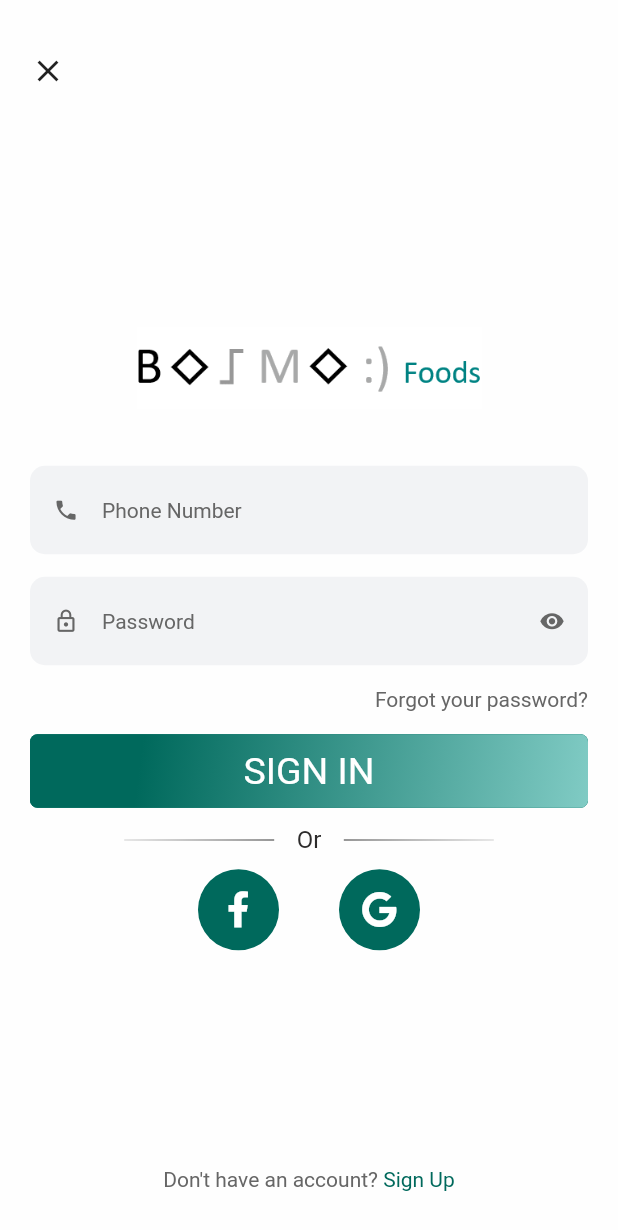
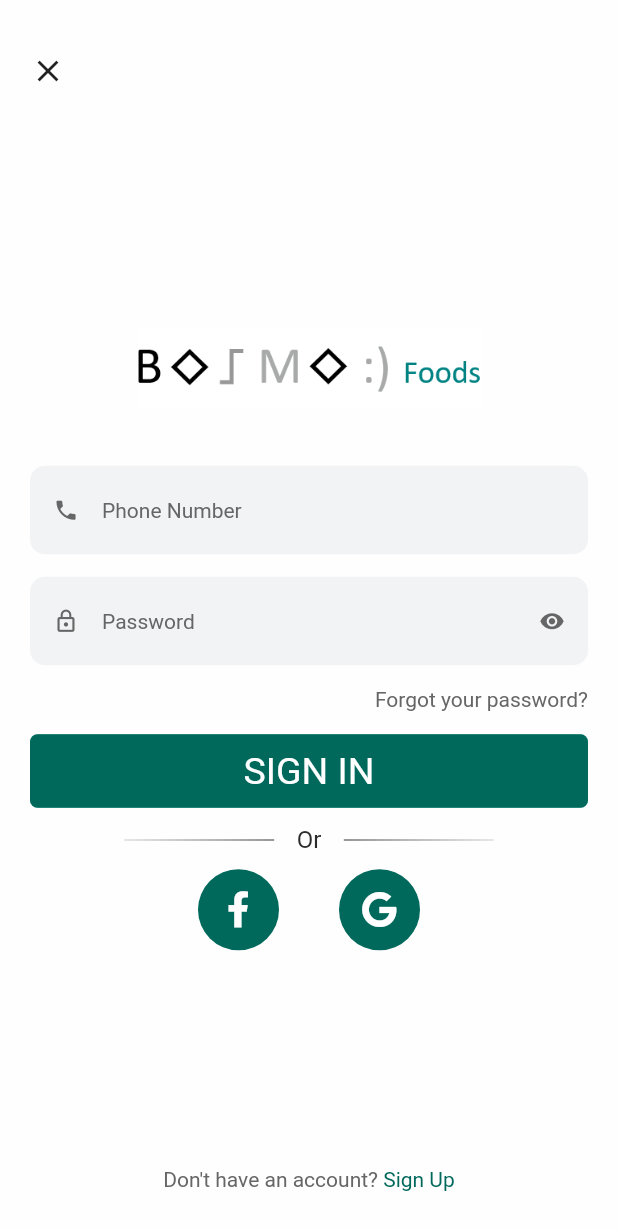
Before and after one commit to nerukanadun/foodD, a Flutter app: the screen it shows after launch, after a tap on the "notifications none" icon, on a phone screen of 412 x 824 dp. Shown: the top 1230 px of the screen. Run offline on Flutter 3.47's test engine with Material 2 defaults, Android fonts, the phone set to English and light mode, and no system bars; our stand-ins replace carousel_pro, device_preview, font_awesome_flutter; Roboto replaces fonts that are missing (Roboto-Light.ttf, WorkSansBold, WorkSansMedium).

Commit message:
Update SignInPage.dart

```diff
--- a/lib/pages/SignInPage.dart
+++ b/lib/pages/SignInPage.dart
@@ -200,12 +200,7 @@ class SignInButtonWidget extends StatelessWidget {
             color: Color(0xFF00695C),
           ),
         ],
-        gradient: new LinearGradient(
-            colors: [Color(0xFF00695C), Color(0xFF80CBC4)],
-            begin: const FractionalOffset(0.2, 0.2),
-            end: const FractionalOffset(1.0, 1.0),
-            stops: [0.0, 1.0],
-            tileMode: TileMode.clamp),
+
       ),
       child: MaterialButton(
           highlightColor: Colors.transparent,
```
